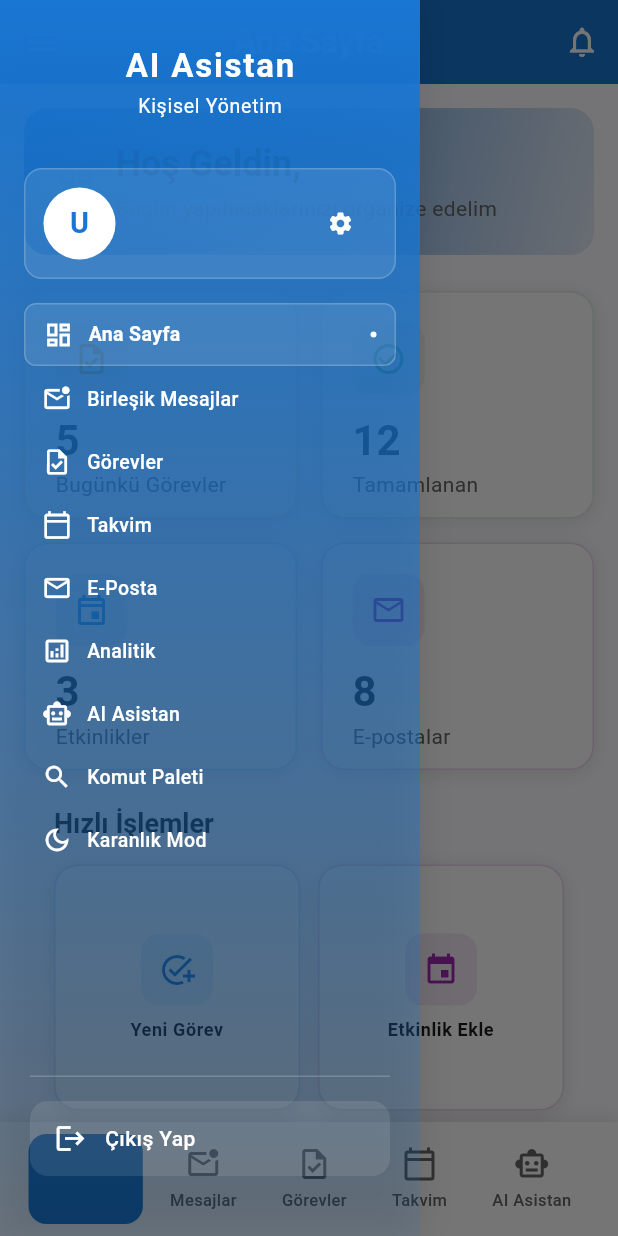
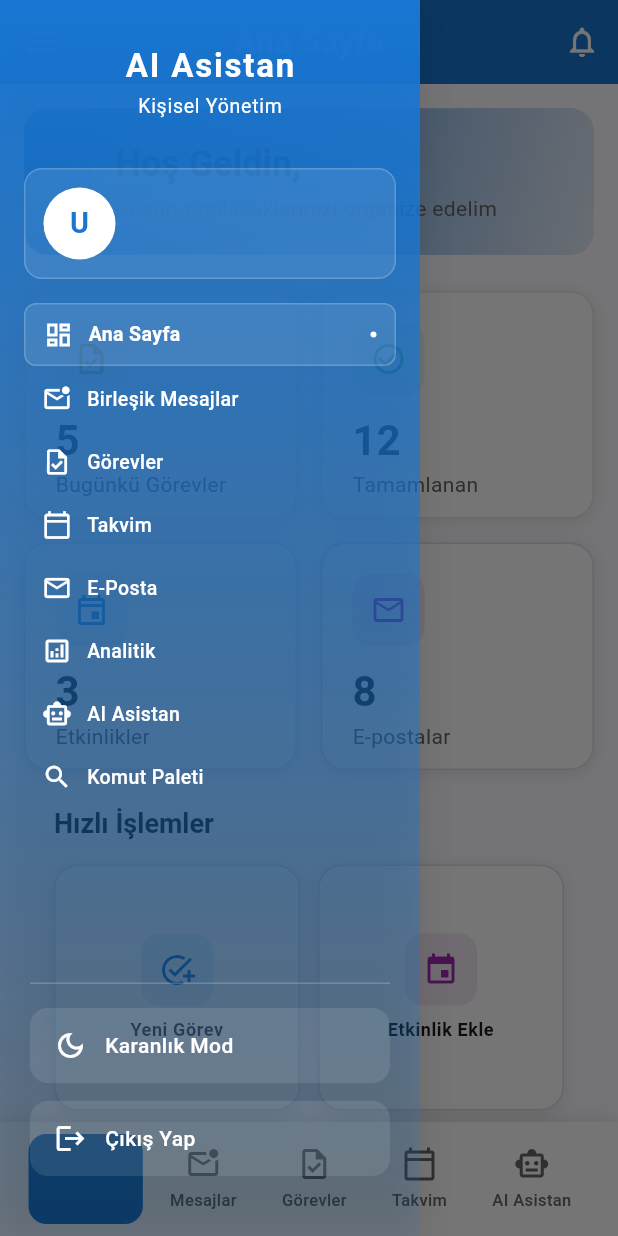
Before and after one commit to Haknozer/ai_assistan, a Flutter app: the screen it shows once a user with an empty profile is signed in, with the side drawer open, on a phone screen of 412 x 824 dp. Run offline on Flutter 3.47's test engine with Material 3 defaults, Android fonts, the phone set to English and light mode, and no system bars; our stand-ins replace flutter_riverpod, go_router, riverpod_annotation, shared_preferences, sqflite, sqflite_common_ffi and 1 more; accounts and stored records are empty; generated files the repository leaves out were written again.

Commit message:
Dark Mode

```diff
--- a/lib/core/theme/app_colors.dart
+++ b/lib/core/theme/app_colors.dart
@@ -8,23 +8,76 @@ class AppColors {
   static const Color warningColor = Color(0xFFFF9800);
   static const Color successColor = Color(0xFF4CAF50);
 
-  // Arka Plan Renkleri
+  // Arka Plan Renkleri (Light Theme - Varsayılan)
   static const Color backgroundColor = Color(0xFFFDFBFF);
   static const Color surfaceColor = Colors.white;
   static const Color cardColor = Colors.white;
 
-  // Metin Renkleri
+  // Metin Renkleri (Light Theme - Varsayılan)
   static const Color primaryTextColor = Color(0xFF1A1A1A);
   static const Color secondaryTextColor = Color(0xFF666666);
   static const Color hintText = Color(0xFF999999);
 
-  // Border Renkleri
+  // Border Renkleri (Light Theme - Varsayılan)
   static const Color borderColor = Color(0xFFE0E0E0);
   static const Color focusedBorderColor = Color(0xFF1976D2);
   static const Color errorBorderColor = Color(0xFFB00020);
 
-  // Buton Background Renkleri
+  // Buton Background Renkleri (Light Theme - Varsayılan)
   static const Color buttonBackground = Color(0xFFF5F5F5);
+
+  // Light Theme Renkleri
+  static const Color lightBackgroundColor = Color(0xFFFDFBFF);
+  static const Color lightSurfaceColor = Colors.white;
+  static const Color lightCardColor = Colors.white;
+  static const Color lightPrimaryTextColor = Color(0xFF1A1A1A);
+  static const Color lightSecondaryTextColor = Color(0xFF666666);
+  static const Color lightHintText = Color(0xFF999999);
+  static const Color lightBorderColor = Color(0xFFE0E0E0);
+  static const Color lightButtonBackground = Color(0xFFF5F5F5);
+
+  // Dark Theme Renkleri
+  static const Color darkBackgroundColor = Color(0xFF1C1B1F);
+  static const Color darkSurfaceColor = Color(0xFF1E1E1E);
+  static const Color darkCardColor = Color(0xFF2D2D2D);
+  static const Color darkPrimaryTextColor = Color(0xFFFFFFFF);
+  static const Color darkSecondaryTextColor = Color(0xFFB3B3B3);
+  static const Color darkHintText = Color(0xFF808080);
+  static const Color darkBorderColor = Color(0xFF424242);
+  static const Color darkButtonBackground = Color(0xFF2D2D2D);
+
+  // Responsive renkler (temaya göre değişir)
+  static Color getBackgroundColor(BuildContext context) {
+    return Theme.of(context).brightness == Brightness.dark ? darkBackgroundColor : lightBackgroundColor;
+  }
+
+  static Color getSurfaceColor(BuildContext context) {
+    return Theme.of(context).brightness == Brightness.dark ? darkSurfaceColor : lightSurfaceColor;
+  }
+
+  static Color getCardColor(BuildContext context) {
+    return Theme.of(context).brightness == Brightness.dark ? darkCardColor : lightCardColor;
+  }
+
+  static Color getPrimaryTextColor(BuildContext context) {
+    return Theme.of(context).brightness == Brightness.dark ? darkPrimaryTextColor : lightPrimaryTextColor;
+  }
+
+  static Color getSecondaryTextColor(BuildContext context) {
+    return Theme.of(context).brightness == Brightness.dark ? darkSecondaryTextColor : lightSecondaryTextColor;
+  }
+
+  static Color getHintTextColor(BuildContext context) {
+    return Theme.of(context).brightness == Brightness.dark ? darkHintText : lightHintText;
+  }
+
+  static Color getBorderColor(BuildContext context) {
+    return Theme.of(context).brightness == Brightness.dark ? darkBorderColor : lightBorderColor;
+  }
+
+  static Color getButtonBackground(BuildContext context) {
+    return Theme.of(context).brightness == Brightness.dark ? darkButtonBackground : lightButtonBackground;
+  }
 
   // Gradient'ler
   static const LinearGradient primaryGradient = LinearGradient(
--- a/lib/core/theme/app_theme.dart
+++ b/lib/core/theme/app_theme.dart
@@ -33,7 +33,7 @@ class AppTheme {
     onSecondary: Colors.black,
     error: Color(0xFFCF6679),
     onError: Colors.black,
-    surface: Color(0xFF121212),
+    surface: Color(0xFF1C1B1F),
     onSurface: Colors.white,
   );
 
@@ -43,7 +43,7 @@ class AppTheme {
       useMaterial3: true,
       colorScheme: lightColorScheme,
       brightness: Brightness.light,
-      scaffoldBackgroundColor: AppColors.backgroundColor,
+      scaffoldBackgroundColor: AppColors.lightBackgroundColor,
 
       // AppBar Theme
       appBarTheme: const AppBarTheme(
@@ -211,6 +211,7 @@ class AppTheme {
       useMaterial3: true,
       colorScheme: darkColorScheme,
       brightness: Brightness.dark,
+      scaffoldBackgroundColor: AppColors.darkBackgroundColor,
 
       // AppBar Theme
       appBarTheme: const AppBarTheme(
--- a/lib/main.dart
+++ b/lib/main.dart
@@ -6,7 +6,7 @@ import 'package:sqflite_common_ffi/sqflite_ffi.dart';
 import 'core/theme/app_theme.dart';
 import 'core/router/app_router.dart';
 import 'core/database/database_service.dart';
-import 'providers/user_provider.dart';
+import 'providers/theme_provider.dart';
 
 Future<void> main() async {
   WidgetsFlutterBinding.ensureInitialized();
@@ -43,29 +43,15 @@ class AIAssistantApp extends ConsumerWidget {
 
   @override
   Widget build(BuildContext context, WidgetRef ref) {
-    final userTheme = ref.watch(userThemeProvider);
+    final userTheme = ref.watch(themeProvider);
     final router = ref.watch(routerProvider);
-    final systemBrightness = MediaQuery.of(context).platformBrightness;
-
-    // Tema kararını belirle
-    ThemeMode themeMode;
-    switch (userTheme) {
-      case 'light':
-        themeMode = ThemeMode.light;
-        break;
-      case 'dark':
-        themeMode = ThemeMode.dark;
-        break;
-      default: // system
-        themeMode = systemBrightness == Brightness.dark ? ThemeMode.dark : ThemeMode.light;
-    }
 
     return MaterialApp.router(
       title: 'AI Asistan',
       debugShowCheckedModeBanner: false,
       theme: AppTheme.lightTheme,
       darkTheme: AppTheme.darkTheme,
-      themeMode: themeMode,
+      themeMode: userTheme.themeMode,
       routerConfig: router,
     );
   }
--- a/lib/presentation/screens/home/dashboard_page.dart
+++ b/lib/presentation/screens/home/dashboard_page.dart
@@ -26,7 +26,7 @@ class DashboardPage extends ConsumerWidget {
     final padding = ResponsiveUtils.getResponsivePadding(context);
 
     return Scaffold(
-      backgroundColor: AppColors.backgroundColor,
+      backgroundColor: Theme.of(context).scaffoldBackgroundColor,
       body: SafeArea(
         child: SingleChildScrollView(
           padding: padding,
--- a/lib/presentation/screens/home/home_screen.dart
+++ b/lib/presentation/screens/home/home_screen.dart
@@ -1,7 +1,6 @@
 import 'package:flutter/material.dart';
 import 'package:flutter_riverpod/flutter_riverpod.dart';
 import 'package:go_router/go_router.dart';
-import '../../../core/theme/app_colors.dart';
 import '../../../providers/user_provider.dart';
 import '../../../models/user.dart' as app_user;
 import '../../../utils/responsive_utils.dart';
@@ -13,7 +12,6 @@ import '../tasks/tasks_screen.dart';
 import '../calendar/calendar_screen.dart';
 import '../email/email_screen.dart';
 import '../analytics/analytics_screen.dart';
-import '../settings/settings_screen.dart';
 
 class HomeScreen extends ConsumerStatefulWidget {
   const HomeScreen({super.key});
@@ -33,9 +31,8 @@ class _HomeScreenState extends ConsumerState<HomeScreen> {
     const EmailScreen(),
     const AnalyticsScreen(),
     Container(), // AI Asistan - TODO: Create page
-    const SettingsScreen(),
     Container(), // Komut Paleti - TODO: Create page
-    Container(), // Karanlık Mod - TODO: Create page
+    // Karanlık Mod bir sayfa değil, sadece toggle işlemi yapılıyor
   ];
 
   @override
@@ -86,7 +83,7 @@ class _HomeScreenState extends ConsumerState<HomeScreen> {
     );
   }
 
-  void _handleNavigation(int index) {
+  void _handleNavigation(int index) async {
     // Navigate to the respective page if not home
     switch (index) {
       case 0:
@@ -120,12 +117,6 @@ class _HomeScreenState extends ConsumerState<HomeScreen> {
         // Komut Paleti - TODO: Create route
         ScaffoldMessenger.of(context).showSnackBar(
           const SnackBar(content: Text('Komut Paleti geliştiriliyor...')),
-        );
-        break;
-      case 8:
-        // Karanlık Mod - TODO: Toggle dark mode
-        ScaffoldMessenger.of(context).showSnackBar(
-          const SnackBar(content: Text('Karanlık Mod geliştiriliyor...')),
         );
         break;
     }
@@ -165,7 +156,7 @@ class _DesktopLayout extends StatelessWidget {
   @override
   Widget build(BuildContext context) {
     return Scaffold(
-      backgroundColor: AppColors.backgroundColor,
+      backgroundColor: Theme.of(context).scaffoldBackgroundColor,
       body: Row(
         children: [
           // Fixed Side Menu (Desktop)
@@ -228,8 +219,6 @@ class _MobileLayout extends StatelessWidget {
         return 'AI Asistan';
       case 7:
         return 'Komut Paleti';
-      case 8:
-        return 'Karanlık Mod';
       default:
         return 'AI Asistan';
     }
@@ -238,7 +227,7 @@ class _MobileLayout extends StatelessWidget {
   @override
   Widget build(BuildContext context) {
     return Scaffold(
-      backgroundColor: AppColors.backgroundColor,
+      backgroundColor: Theme.of(context).scaffoldBackgroundColor,
       body: IndexedStack(
         index: selectedIndex,
         children: pages,
--- a/lib/presentation/widgets/layout/side_menu.dart
+++ b/lib/presentation/widgets/layout/side_menu.dart
@@ -1,8 +1,10 @@
 import 'package:flutter/material.dart';
+import 'package:flutter_riverpod/flutter_riverpod.dart';
 import '../../../core/theme/app_colors.dart';
 import '../../widgets/circle_avatar_with_initials.dart';
+import '../../../../providers/theme_provider.dart';
 
-class SideMenu extends StatelessWidget {
+class SideMenu extends ConsumerWidget {
   final String userName;
   final String userEmail;
   final int selectedIndex;
@@ -19,7 +21,7 @@ class SideMenu extends StatelessWidget {
   });
 
   @override
-  Widget build(BuildContext context) {
+  Widget build(BuildContext context, WidgetRef ref) {
     return Container(
       decoration: BoxDecoration(
         gradient: LinearGradient(
@@ -50,11 +52,11 @@ class SideMenu extends StatelessWidget {
 
           // Menu Items
           Expanded(
-            child: _buildMenuItems(),
+            child: _buildMenuItems(ref),
           ),
 
           // Bottom Section
-          _buildBottomSection(),
+          _buildBottomSection(ref),
         ],
       ),
     );
@@ -152,28 +154,13 @@ class SideMenu extends StatelessWidget {
                 ],
               ),
             ),
-
-            // Settings Icon
-            IconButton(
-              onPressed: () => onMenuTap(7),
-              icon: const Icon(
-                Icons.settings,
-                color: Colors.white,
-                size: 18,
-              ),
-              padding: EdgeInsets.zero,
-              constraints: const BoxConstraints(
-                minWidth: 28,
-                minHeight: 28,
-              ),
-            ),
           ],
         ),
       ),
     );
   }
 
-  Widget _buildMenuItems() {
+  Widget _buildMenuItems(WidgetRef ref) {
     final menuItems = [
       {'icon': Icons.dashboard_outlined, 'label': 'Ana Sayfa', 'index': 0},
       {'icon': Icons.mark_email_unread_outlined, 'label': 'Birleşik Mesajlar', 'index': 1},
@@ -183,7 +170,6 @@ class SideMenu extends StatelessWidget {
       {'icon': Icons.analytics_outlined, 'label': 'Analitik', 'index': 5},
       {'icon': Icons.smart_toy_outlined, 'label': 'AI Asistan', 'index': 6},
       {'icon': Icons.search, 'label': 'Komut Paleti', 'index': 7},
-      {'icon': Icons.dark_mode_outlined, 'label': 'Karanlık Mod', 'index': 8},
     ];
 
     return Expanded(
@@ -195,10 +181,11 @@ class SideMenu extends StatelessWidget {
           separatorBuilder: (context, index) => const SizedBox(height: 2),
           itemBuilder: (context, index) {
             final item = menuItems[index];
-            final isSelected = selectedIndex == item['index'];
+            final itemIndex = item['index'] as int;
+            final isSelected = selectedIndex == itemIndex;
 
             return GestureDetector(
-              onTap: () => onMenuTap(item['index'] as int),
+              onTap: () => onMenuTap(itemIndex),
               child: Container(
                 padding: const EdgeInsets.symmetric(horizontal: 12, vertical: 10),
                 decoration: BoxDecoration(
@@ -247,7 +234,9 @@ class SideMenu extends StatelessWidget {
     );
   }
 
-  Widget _buildBottomSection() {
+  Widget _buildBottomSection(WidgetRef ref) {
+    final themeState = ref.watch(themeProvider);
+
     return Padding(
       padding: const EdgeInsets.all(20),
       child: Column(
@@ -259,6 +248,40 @@ class SideMenu extends StatelessWidget {
           ),
 
           const SizedBox(height: 16),
+
+          // Karanlık/Aydınlık Mod Butonu
+          GestureDetector(
+            onTap: () {
+              ref.read(themeProvider.notifier).toggleTheme();
+            },
+            child: Container(
+              padding: const EdgeInsets.symmetric(horizontal: 16, vertical: 14),
+              decoration: BoxDecoration(
+                color: Colors.white.withValues(alpha: 0.1),
+                borderRadius: BorderRadius.circular(12),
+              ),
+              child: Row(
+                children: [
+                  Icon(
+                    themeState.isDarkMode ? Icons.light_mode_outlined : Icons.dark_mode_outlined,
+                    color: Colors.white,
+                    size: 22,
+                  ),
+                  const SizedBox(width: 12),
+                  Text(
+                    themeState.isDarkMode ? 'Açık Mod' : 'Karanlık Mod',
+                    style: const TextStyle(
+                      color: Colors.white,
+                      fontSize: 14,
+                      fontWeight: FontWeight.w500,
+                    ),
+                  ),
+                ],
+              ),
+            ),
+          ),
+
+          const SizedBox(height: 12),
 
           // Logout Button
           GestureDetector(
--- a/pubspec.yaml
+++ b/pubspec.yaml
@@ -33,6 +33,7 @@ dependencies:
   intl: ^0.18.1
   uuid: ^4.2.1
   json_annotation: ^4.8.1
+  shared_preferences: ^2.2.2
 
 dev_dependencies:
   flutter_test:
```
Also changed, not shown: lib/providers/theme_provider.dart (added, +67 -0 lines), pubspec.lock. Lines whose indentation alone changed are shown as unchanged.
